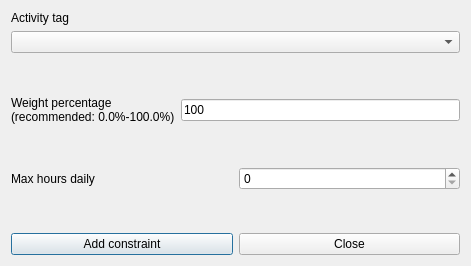
Above: fet/src/interface/addconstraintteachersactivitytagmaxhoursdailyrealdaysform_template.ui from vonmecheln/fet before the change. Below: the same form after it.
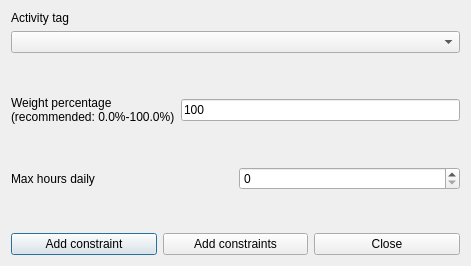
That is the form after the change.

What changed in the file:
```diff
--- a/fet/src/interface/addconstraintteachersactivitytagmaxhoursdailyrealdaysform_template.ui
+++ b/fet/src/interface/addconstraintteachersactivitytagmaxhoursdailyrealdaysform_template.ui
@@ -149,6 +149,13 @@
        </property>
       </widget>
      </item>
+     <item>
+      <widget class="QPushButton" name="addConstraintsPushButton">
+       <property name="text">
+        <string>Add constraints</string>
+       </property>
+      </widget>
+     </item>
      <item>
       <widget class="QPushButton" name="closePushButton">
        <property name="text">
```
